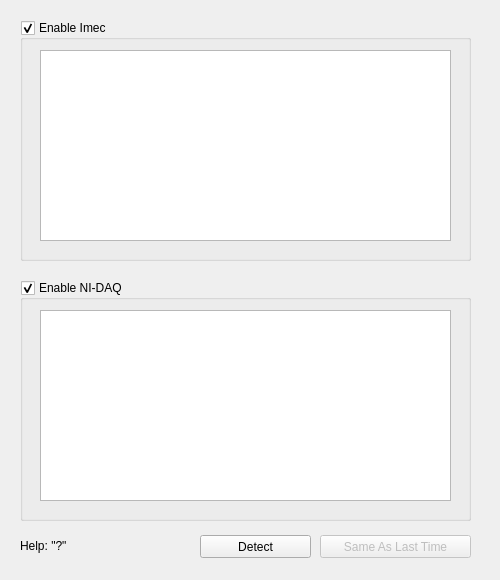
This is Forms/DevicesTab.ui in billkarsh/SpikeGLX as Qt 5 draws it before an edit. The edited form follows.
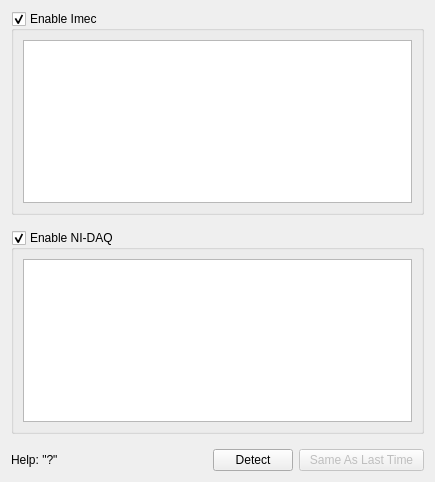
This is the edited form.

Diff of the .ui file:
```diff
--- a/Forms/DevicesTab.ui
+++ b/Forms/DevicesTab.ui
@@ -6,21 +6,24 @@
    <rect>
     <x>0</x>
     <y>0</y>
-    <width>500</width>
-    <height>580</height>
+    <width>435</width>
+    <height>482</height>
    </rect>
   </property>
   <property name="windowTitle">
    <string>Form</string>
   </property>
+  <layout class="QGridLayout" name="gridLayout_2">
+   <property name="verticalSpacing">
+    <number>15</number>
+   </property>
+   <item row="0" column="0" colspan="4">
   <widget class="QGroupBox" name="imecGB">
-   <property name="geometry">
-    <rect>
-     <x>20</x>
-     <y>20</y>
-     <width>451</width>
-     <height>241</height>
-    </rect>
+     <property name="sizePolicy">
+      <sizepolicy hsizetype="Preferred" vsizetype="Preferred">
+       <horstretch>0</horstretch>
+       <verstretch>0</verstretch>
+      </sizepolicy>
    </property>
    <property name="title">
     <string>Enable Imec</string>
@@ -31,15 +34,9 @@
    <property name="checked">
     <bool>true</bool>
    </property>
+     <layout class="QGridLayout" name="gridLayout">
+      <item row="0" column="0">
    <widget class="QTextEdit" name="imTE">
-    <property name="geometry">
-     <rect>
-      <x>20</x>
-      <y>30</y>
-      <width>411</width>
-      <height>191</height>
-     </rect>
-    </property>
     <property name="focusPolicy">
      <enum>Qt::NoFocus</enum>
     </property>
@@ -59,16 +56,12 @@
      <bool>false</bool>
     </property>
    </widget>
-  </widget>
+      </item>
+     </layout>
+    </widget>
+   </item>
+   <item row="1" column="0" colspan="4">
   <widget class="QGroupBox" name="nidqGB">
-   <property name="geometry">
-    <rect>
-     <x>20</x>
-     <y>280</y>
-     <width>451</width>
-     <height>241</height>
-    </rect>
-   </property>
    <property name="title">
     <string>Enable NI-DAQ</string>
    </property>
@@ -78,15 +71,9 @@
    <property name="checked">
     <bool>true</bool>
    </property>
+     <layout class="QGridLayout" name="gridLayout_3">
+      <item row="0" column="0">
    <widget class="QTextEdit" name="niTE">
-    <property name="geometry">
-     <rect>
-      <x>20</x>
-      <y>30</y>
-      <width>411</width>
-      <height>191</height>
-     </rect>
-    </property>
     <property name="focusPolicy">
      <enum>Qt::NoFocus</enum>
     </property>
@@ -106,49 +93,66 @@
      <bool>false</bool>
     </property>
    </widget>
-  </widget>
-  <widget class="QPushButton" name="detectBut">
-   <property name="geometry">
-    <rect>
-     <x>200</x>
-     <y>535</y>
-     <width>111</width>
-     <height>23</height>
-    </rect>
-   </property>
-   <property name="text">
-    <string>Detect</string>
-   </property>
-  </widget>
+      </item>
+     </layout>
+    </widget>
+   </item>
+   <item row="2" column="3">
   <widget class="QPushButton" name="skipBut">
    <property name="enabled">
     <bool>false</bool>
    </property>
-   <property name="geometry">
-    <rect>
-     <x>320</x>
-     <y>535</y>
-     <width>151</width>
-     <height>23</height>
-    </rect>
+     <property name="sizePolicy">
+      <sizepolicy hsizetype="Preferred" vsizetype="Fixed">
+       <horstretch>0</horstretch>
+       <verstretch>0</verstretch>
+      </sizepolicy>
    </property>
    <property name="text">
-    <string>Same As Last Time</string>
-   </property>
-  </widget>
+      <string>  Same As Last Time  </string>
+     </property>
+    </widget>
+   </item>
+   <item row="2" column="2">
+    <widget class="QPushButton" name="detectBut">
+     <property name="sizePolicy">
+      <sizepolicy hsizetype="Preferred" vsizetype="Fixed">
+       <horstretch>0</horstretch>
+       <verstretch>0</verstretch>
+      </sizepolicy>
+     </property>
+     <property name="text">
+      <string>    Detect    </string>
+     </property>
+    </widget>
+   </item>
+   <item row="2" column="0">
   <widget class="QLabel" name="label">
-   <property name="geometry">
-    <rect>
-     <x>20</x>
-     <y>535</y>
-     <width>101</width>
-     <height>21</height>
-    </rect>
+     <property name="sizePolicy">
+      <sizepolicy hsizetype="Preferred" vsizetype="Fixed">
+       <horstretch>0</horstretch>
+       <verstretch>0</verstretch>
+      </sizepolicy>
    </property>
    <property name="text">
     <string>Help: &quot;?&quot;</string>
    </property>
   </widget>
+   </item>
+   <item row="2" column="1">
+    <spacer name="horizontalSpacer">
+     <property name="orientation">
+      <enum>Qt::Horizontal</enum>
+     </property>
+     <property name="sizeHint" stdset="0">
+      <size>
+       <width>40</width>
+       <height>20</height>
+      </size>
+     </property>
+    </spacer>
+   </item>
+  </layout>
  </widget>
  <tabstops>
   <tabstop>imecGB</tabstop>
```
Lines whose indentation alone changed are shown as unchanged.
